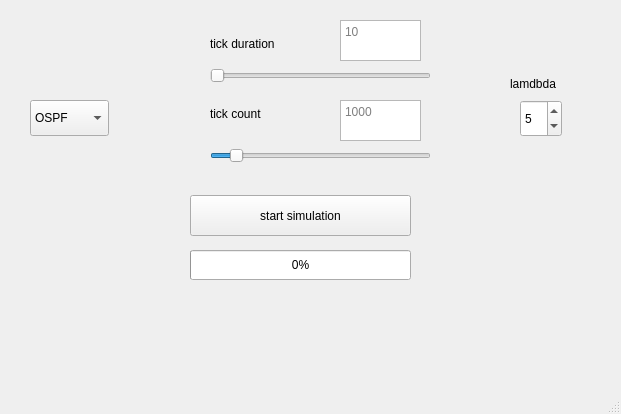
First picture: the form in networksimulator.ui, repository ArianFiroozi/CN-CA4-base, before the edit.
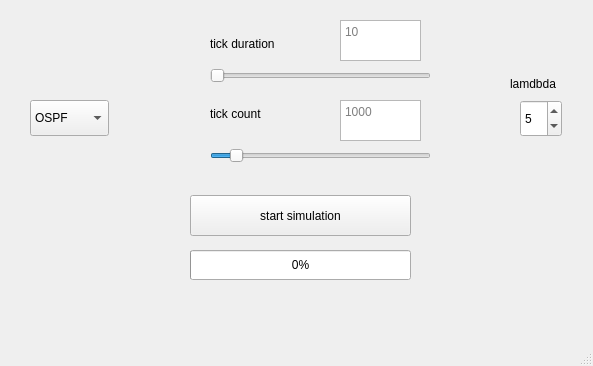
Second picture: the form after the edit.

Commit message: dialog box for showing results

What changed in the file:
```diff
--- a/networksimulator.ui
+++ b/networksimulator.ui
@@ -6,8 +6,8 @@
    <rect>
     <x>0</x>
     <y>0</y>
-    <width>621</width>
-    <height>414</height>
+    <width>593</width>
+    <height>366</height>
    </rect>
   </property>
   <property name="windowTitle">
```
Left out of the diff: 2 changed lines with no effect on the pictures. The commit also changes 6 other files.
